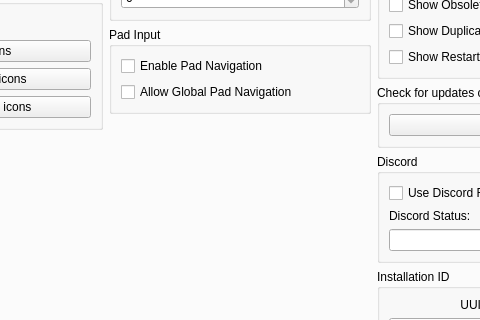
Qt form rpcs3/rpcs3qt/settings_dialog.ui (RPCS3/rpcs3) before a commit; both pictures show x 181 to 661 and y 158 to 478 of the 856 by 688 pixel window.
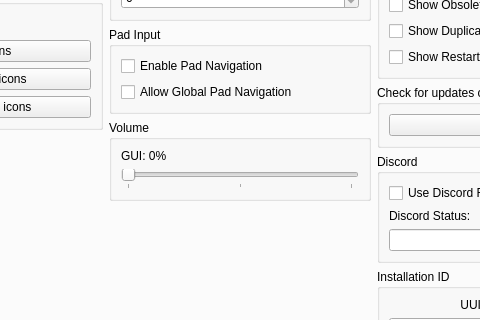
The same form after that commit. The open tabs and pages were chosen to show the change. Icons and pictures are not drawn.

Commit message: Qt: add gui audio volume setting

Diff of the .ui file:
```diff
--- a/rpcs3/rpcs3qt/settings_dialog.ui
+++ b/rpcs3/rpcs3qt/settings_dialog.ui
@@ -3980,6 +3980,56 @@
               </layout>
              </widget>
             </item>
+            <item>
+             <widget class="QGroupBox" name="gb_gui_volume">
+              <property name="title">
+               <string>Volume</string>
+              </property>
+              <layout class="QVBoxLayout" name="gb_gui_volume_layout">
+               <item>
+                <widget class="QWidget" name="gui_volume" native="true">
+                 <layout class="QVBoxLayout" name="layout_gui_volume">
+                  <property name="leftMargin">
+                   <number>0</number>
+                  </property>
+                  <property name="topMargin">
+                   <number>0</number>
+                  </property>
+                  <property name="rightMargin">
+                   <number>0</number>
+                  </property>
+                  <property name="bottomMargin">
+                   <number>0</number>
+                  </property>
+                  <item>
+                   <widget class="QLabel" name="guiVolumeLabel">
+                    <property name="text">
+                     <string>GUI: 0%</string>
+                    </property>
+                   </widget>
+                  </item>
+                  <item>
+                   <widget class="QSlider" name="guiVolume">
+                    <property name="maximum">
+                     <number>100</number>
+                    </property>
+                    <property name="orientation">
+                     <enum>Qt::Orientation::Horizontal</enum>
+                    </property>
+                    <property name="tickPosition">
+                     <enum>QSlider::TickPosition::TicksBelow</enum>
+                    </property>
+                    <property name="tickInterval">
+                     <number>50</number>
+                    </property>
+                   </widget>
+                  </item>
+                 </layout>
+                </widget>
+               </item>
+              </layout>
+             </widget>
+            </item>
             <item>
              <spacer name="guiTabSpacerMiddle">
               <property name="orientation">
```
Left out of the diff: 2 changed lines with no effect on the pictures. The commit also changes 6 other files.
